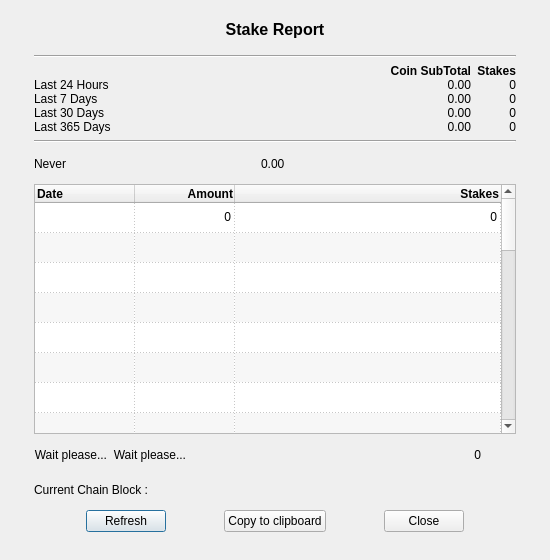
Before: the Qt Designer form src/qt/forms/stakereportdialog.ui in nerdlabs-dev/sat3, drawn with Qt 5.
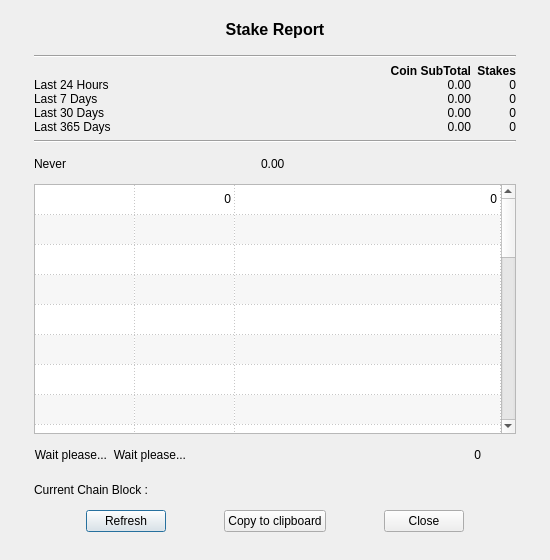
After: the same form once the commit is applied.

The edit to the form file:
```diff
--- a/src/qt/forms/stakereportdialog.ui
+++ b/src/qt/forms/stakereportdialog.ui
@@ -363,7 +363,7 @@
          <number>3</number>
         </property>
         <attribute name="horizontalHeaderVisible">
-         <bool>true</bool>
+         <bool>false</bool>
         </attribute>
         <attribute name="horizontalHeaderHighlightSections">
          <bool>true</bool>
```
